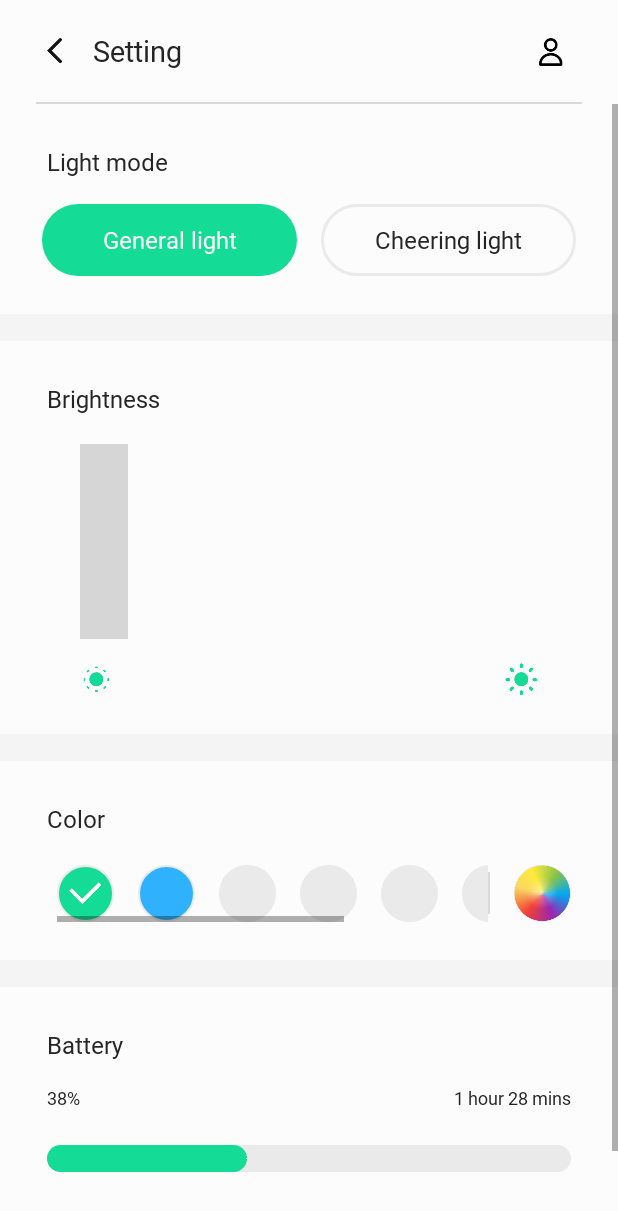
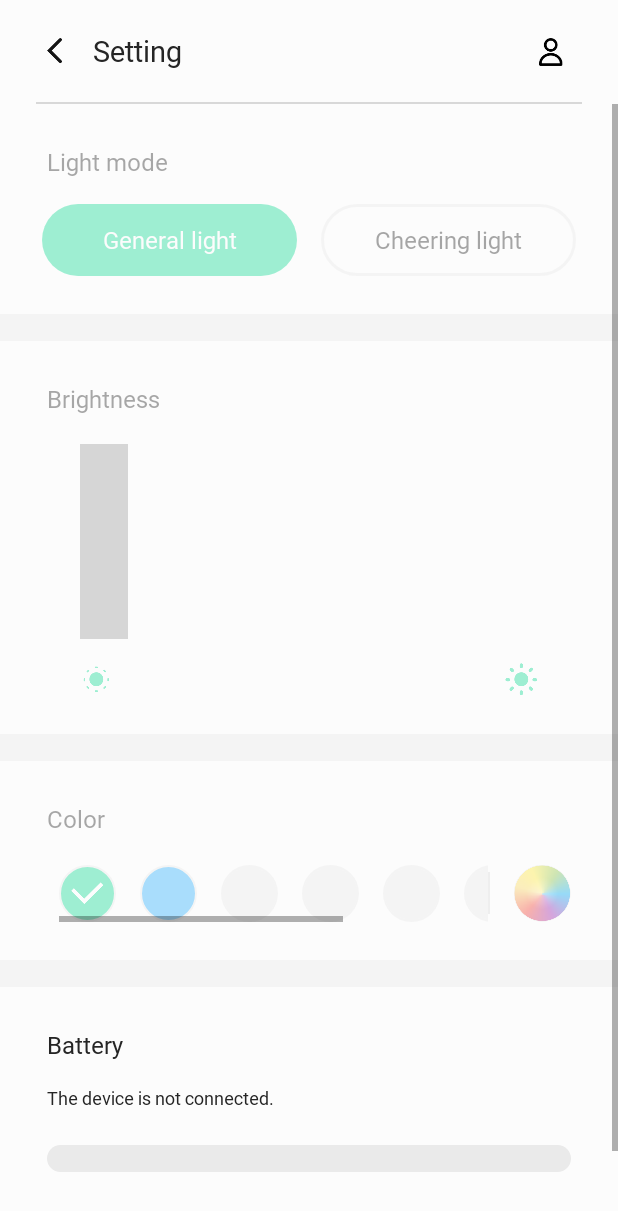
Before and after one commit to JiHyeonJu/bling, an Android app: the SettingActivity screen opened directly, with no data from a screen before it, on a phone screen of 412 x 824 dp. Shown: the top 1211 px of the screen. Run offline under Robolectric (Android 15) with nearby library versions, the phone set to English and light mode, and no system bars; libraries missing offline, so code that uses them is left out: com.marcinmoskala.arcseekbar; plain views replace ArcSeekBar; 6 statements that could not run were skipped; grey boxes are pictures that could not be loaded.

Commit message:
Set enable false to Scroll view when bling is not connected

```diff
--- a/app/src/main/java/com/samsung/android/bling/setting/SettingActivity.java
+++ b/app/src/main/java/com/samsung/android/bling/setting/SettingActivity.java
@@ -18,6 +18,7 @@ import android.view.MotionEvent;
 import android.view.View;
 import android.widget.Button;
 import android.widget.FrameLayout;
+import android.widget.HorizontalScrollView;
 import android.widget.ImageButton;
 import android.widget.ImageView;
 import android.widget.LinearLayout;
@@ -36,7 +37,6 @@ import com.samsung.android.bling.service.BlingService;
 import com.samsung.android.bling.service.BlingService.BTBinder;
 
 import java.util.LinkedList;
-import java.util.Locale;
 import java.util.Queue;
 
 import cn.cricin.colorpicker.CircleColorPicker;
@@ -59,9 +59,11 @@ public class SettingActivity extends Activity {
 
     private TextView mColorTitle;
     private LinearLayout mColorPickerLayout;
-    private LinearLayout mColorScrollView;
-    private ImageButton mColorPickerBtn;
-    private View mScrollViewDivider;
+    private HorizontalScrollView mColorHorizontalScrollView;
+    private LinearLayout mColorScrollLayout;
+    private ImageView mColorPickerBtn;
+    private View mScrollViewStartDivider;
+    private View mScrollViewEndDivider;
 
     private AlertDialog mPickerDialog = null;
     private int mCurrentColor;
@@ -176,9 +178,23 @@ public class SettingActivity extends Activity {
 
         mColorTitle = findViewById(R.id.setting_color_text);
         mColorPickerLayout = findViewById(R.id.color_picker_layout);
-        mColorScrollView = findViewById(R.id.color_scroll_view);
+        mColorHorizontalScrollView = findViewById(R.id.color_horizontal_scroll_view);
+        mColorScrollLayout = findViewById(R.id.color_scroll_layout);
         mColorPickerBtn = findViewById(R.id.setting_color_picker_btn);
-        mScrollViewDivider = findViewById(R.id.scroll_view_divider);
+        mScrollViewStartDivider = findViewById(R.id.scroll_view_start_divider);
+        mScrollViewEndDivider = findViewById(R.id.scroll_view_end_divider);
+
+        mColorHorizontalScrollView.setOnScrollChangeListener(new View.OnScrollChangeListener() {
+            @Override
+            public void onScrollChange(View v, int scrollX, int scrollY, int oldScrollX, int oldScrollY) {
+                if (scrollX > 0) {
+                    mScrollViewStartDivider.setVisibility(View.VISIBLE);
+                } else {
+                    mScrollViewStartDivider.setVisibility(View.INVISIBLE);
+                }
+                //Log.d(TAG, "jjh!" + scrollX + "," + scrollY + "," + oldScrollX + "," + oldScrollY);
+            }
+        });
 
         int selectedColorIndex = Integer.parseInt(Utils.getPreference(getApplicationContext(), "selectedColorIndex"));
         if (selectedColorIndex == -1) {
@@ -322,7 +338,7 @@ public class SettingActivity extends Activity {
     }
 
     private void setEnableView(boolean enable) {
-        if (true) {
+        if (enable) {
             mLightModeTitle.setAlpha(1);
             mGeneralModeBtn.setAlpha(1);
             mCheeringModeBtn.setAlpha(1);
@@ -335,11 +351,15 @@ public class SettingActivity extends Activity {
             mBrightnessSeekBar.setEnabled(true);
 
             mColorTitle.setAlpha(1);
-            mColorScrollView.setAlpha(1);
-            mScrollViewDivider.setAlpha(1);
-            mColorPickerBtn.setImageAlpha(1);
+            mColorScrollLayout.setAlpha(1);
+            mScrollViewStartDivider.setAlpha(1);
+            mScrollViewEndDivider.setAlpha(1);
+            mColorPickerBtn.setImageAlpha(255);
             mColorPickerBtn.setEnabled(true);
-
+            for (int i = 0; i < 8; i++) {
+                setColorScrollOnClickListener(i, true);
+            }
+            mColorHorizontalScrollView.setOnTouchListener(null);
             mBatterySeekBar.setProgress(38);
             mBatteryPercent.setText("38%");
             mBatteryTime.setVisibility(View.VISIBLE);
@@ -357,10 +377,18 @@ public class SettingActivity extends Activity {
             mBrightnessSeekBar.setEnabled(false);
 
             mColorTitle.setAlpha(0.4f);
-            mColorScrollView.setAlpha(0.4f);
-            mScrollViewDivider.setAlpha(0.4f);
-            mColorPickerBtn.setAlpha(0.4f);
+            mColorScrollLayout.setAlpha(0.4f);
+            mScrollViewStartDivider.setAlpha(0.4f);
+            mScrollViewEndDivider.setAlpha(0.4f);
+            mColorPickerBtn.setImageAlpha(102);
             mColorPickerBtn.setEnabled(false);
+            mColorScrollLayout.setEnabled(false);
+            for (int i = 0; i < 8; i++) {
+                setColorScrollOnClickListener(i, false);
+            }
+            mColorHorizontalScrollView.setOnTouchListener((v, event) -> {
+                return true;
+            });
 
             mBatterySeekBar.setProgress(0);
             mBatteryPercent.setText(getString(R.string.battery_disconnected));
@@ -434,16 +462,16 @@ public class SettingActivity extends Activity {
         for (int i = 7; i >= 0; i--) {
             if (i < savedColorCount) {
                 int color = Color.parseColor(colorQueue.poll());
-                Utils.setDrawableColor(((FrameLayout) mColorScrollView.getChildAt(i)).getChildAt(0), color);
+                Utils.setDrawableColor(((FrameLayout) mColorScrollLayout.getChildAt(i)).getChildAt(0), color);
                 setColorScrollOnClickListener(i, true);
             } else {
-                Utils.setDrawableColor(((FrameLayout) mColorScrollView.getChildAt(i)).getChildAt(0), getColor(R.color.lightGray));
+                Utils.setDrawableColor(((FrameLayout) mColorScrollLayout.getChildAt(i)).getChildAt(0), getColor(R.color.lightGray));
                 setColorScrollOnClickListener(i, false);
             }
         }
 
-        Utils.setDrawableColor(((FrameLayout) mColorScrollView.getChildAt(savedColorCount)).getChildAt(0), getColor(R.color.colorPrimary));
-        Utils.setDrawableColor(((FrameLayout) mColorScrollView.getChildAt(savedColorCount + 1)).getChildAt(0), Color.parseColor("#2FB1FE"));
+        Utils.setDrawableColor(((FrameLayout) mColorScrollLayout.getChildAt(savedColorCount)).getChildAt(0), getColor(R.color.colorPrimary));
+        Utils.setDrawableColor(((FrameLayout) mColorScrollLayout.getChildAt(savedColorCount + 1)).getChildAt(0), Color.parseColor("#2FB1FE"));
         setColorScrollOnClickListener(savedColorCount, true);
         setColorScrollOnClickListener(savedColorCount + 1, true);
         colorQueue = Utils.getList(getApplicationContext(), "savedColor");
@@ -451,12 +479,12 @@ public class SettingActivity extends Activity {
 
     private void setColorScrollOnClickListener(int index, boolean clickable) {
         if (clickable) {
-            ((FrameLayout) mColorScrollView.getChildAt(index)).getChildAt(0).setOnClickListener(v -> {
+            ((FrameLayout) mColorScrollLayout.getChildAt(index)).getChildAt(0).setOnClickListener(v -> {
                 Log.d(TAG, "color clicked" + index);
                 setColorCheckbox(index);
             });
         } else {
-            ((FrameLayout) mColorScrollView.getChildAt(index)).getChildAt(0).setOnClickListener(v -> {
+            ((FrameLayout) mColorScrollLayout.getChildAt(index)).getChildAt(0).setOnClickListener(v -> {
                 // do nothing
                 Log.d(TAG, "do not acting" + index);
             });
@@ -468,18 +496,18 @@ public class SettingActivity extends Activity {
 
         for (int i = 7; i >= 0; i--) {
             if (i == index) {
-                ((FrameLayout) mColorScrollView.getChildAt(i)).getChildAt(1).setVisibility(View.VISIBLE);
+                ((FrameLayout) mColorScrollLayout.getChildAt(i)).getChildAt(1).setVisibility(View.VISIBLE);
                 if (i < colorQueue.size()) {
                     mCurrentColor = Color.parseColor(colorQueue.poll());
                 } else if (i == colorQueue.size()) {
-                    ((FrameLayout) mColorScrollView.getChildAt(i)).getChildAt(1).setVisibility(View.VISIBLE);
+                    ((FrameLayout) mColorScrollLayout.getChildAt(i)).getChildAt(1).setVisibility(View.VISIBLE);
                     mCurrentColor = getColor(R.color.colorPrimary);
                 } else if (i == colorQueue.size() + 1) {
-                    ((FrameLayout) mColorScrollView.getChildAt(i)).getChildAt(1).setVisibility(View.VISIBLE);
+                    ((FrameLayout) mColorScrollLayout.getChildAt(i)).getChildAt(1).setVisibility(View.VISIBLE);
                     mCurrentColor = Color.parseColor("#2FB1FE");
                 }
             } else {
-                ((FrameLayout) mColorScrollView.getChildAt(i)).getChildAt(1).setVisibility(View.GONE);
+                ((FrameLayout) mColorScrollLayout.getChildAt(i)).getChildAt(1).setVisibility(View.GONE);
                 if (i < colorQueue.size()) {
                     colorQueue.poll();
                 }
@@ -488,7 +516,7 @@ public class SettingActivity extends Activity {
         colorQueue = Utils.getList(getApplicationContext(), "savedColor");
         Utils.savePreference(this, "selectedColorIndex", String.valueOf(index));
 
-        ImageView checkboxView = (ImageView) ((FrameLayout) mColorScrollView.getChildAt(index)).getChildAt(1);
+        ImageView checkboxView = (ImageView) ((FrameLayout) mColorScrollLayout.getChildAt(index)).getChildAt(1);
 
         if (Utils.canDisplayOnBackground(Color.WHITE, mCurrentColor)) {
             checkboxView.setImageTintList(ColorStateList.valueOf(getColor(R.color.pureWhite)));
--- a/app/src/main/res/layout/activity_setting.xml
+++ b/app/src/main/res/layout/activity_setting.xml
@@ -166,24 +166,33 @@
                     android:layout_height="wrap_content"
                     android:orientation="horizontal">
 
+                    <View
+                        android:id="@+id/scroll_view_start_divider"
+                        android:layout_width="1dp"
+                        android:layout_height="28dp"
+                        android:layout_gravity="center"
+                        android:layout_marginStart="38dp"
+                        android:background="#DADADA"
+                        android:visibility="invisible" />
+
                     <!--todo : color bar-->
                     <include layout="@layout/setting_color_scroll_view" />
 
                     <View
-                        android:id="@+id/scroll_view_divider"
+                        android:id="@+id/scroll_view_end_divider"
                         android:layout_width="1dp"
                         android:layout_height="28dp"
                         android:layout_gravity="center"
                         android:background="#DADADA" />
 
-                    <ImageButton
+                    <ImageView
                         android:id="@+id/setting_color_picker_btn"
                         android:layout_width="38dp"
                         android:layout_height="38dp"
                         android:layout_gravity="end"
                         android:layout_marginStart="16dp"
                         android:layout_marginEnd="31dp"
-                        android:background="@drawable/bling_setting_color_custom" />
+                        android:src="@drawable/bling_setting_color_custom" />
                 </LinearLayout>
 
                 <View
--- a/app/src/main/res/layout/setting_color_scroll_view.xml
+++ b/app/src/main/res/layout/setting_color_scroll_view.xml
@@ -1,12 +1,12 @@
 <?xml version="1.0" encoding="utf-8"?>
 <HorizontalScrollView xmlns:android="http://schemas.android.com/apk/res/android"
+    android:id="@+id/color_horizontal_scroll_view"
     android:layout_width="wrap_content"
     android:layout_height="wrap_content"
-    android:layout_marginStart="38dp"
     android:layout_weight="1">
 
     <LinearLayout
-        android:id="@+id/color_scroll_view"
+        android:id="@+id/color_scroll_layout"
         android:layout_width="match_parent"
         android:layout_height="match_parent"
         android:orientation="horizontal">
```
